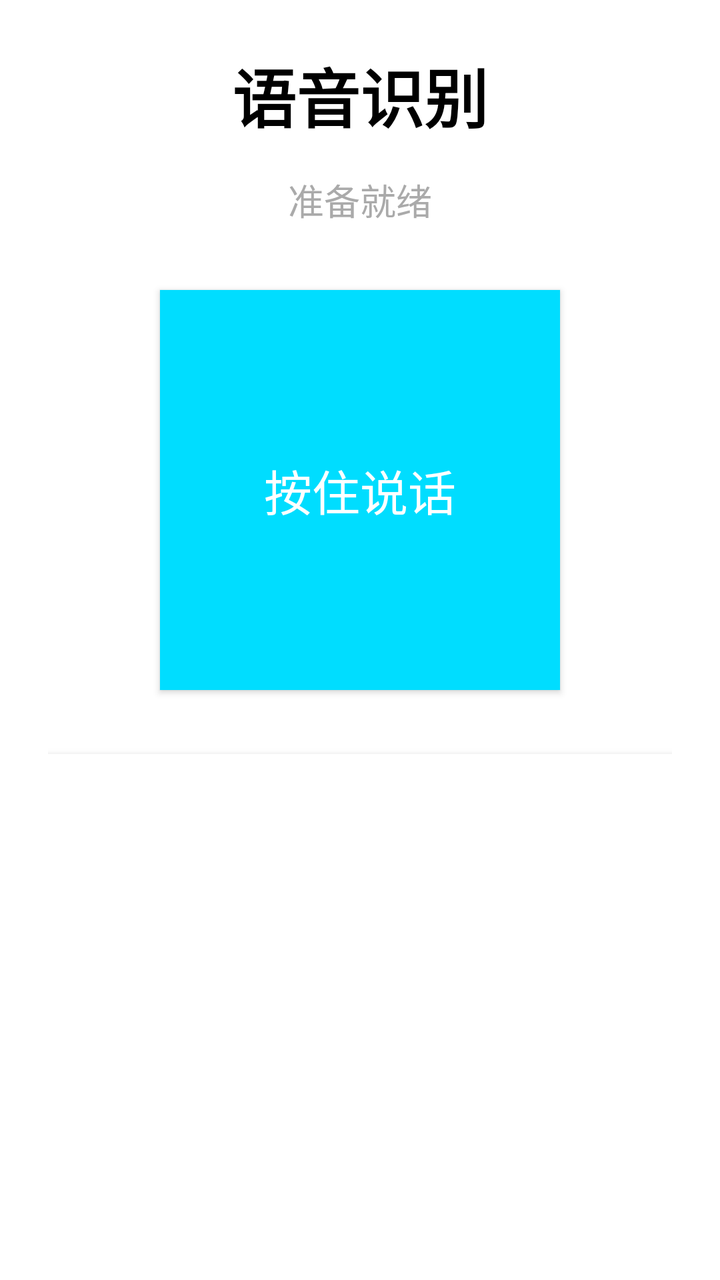
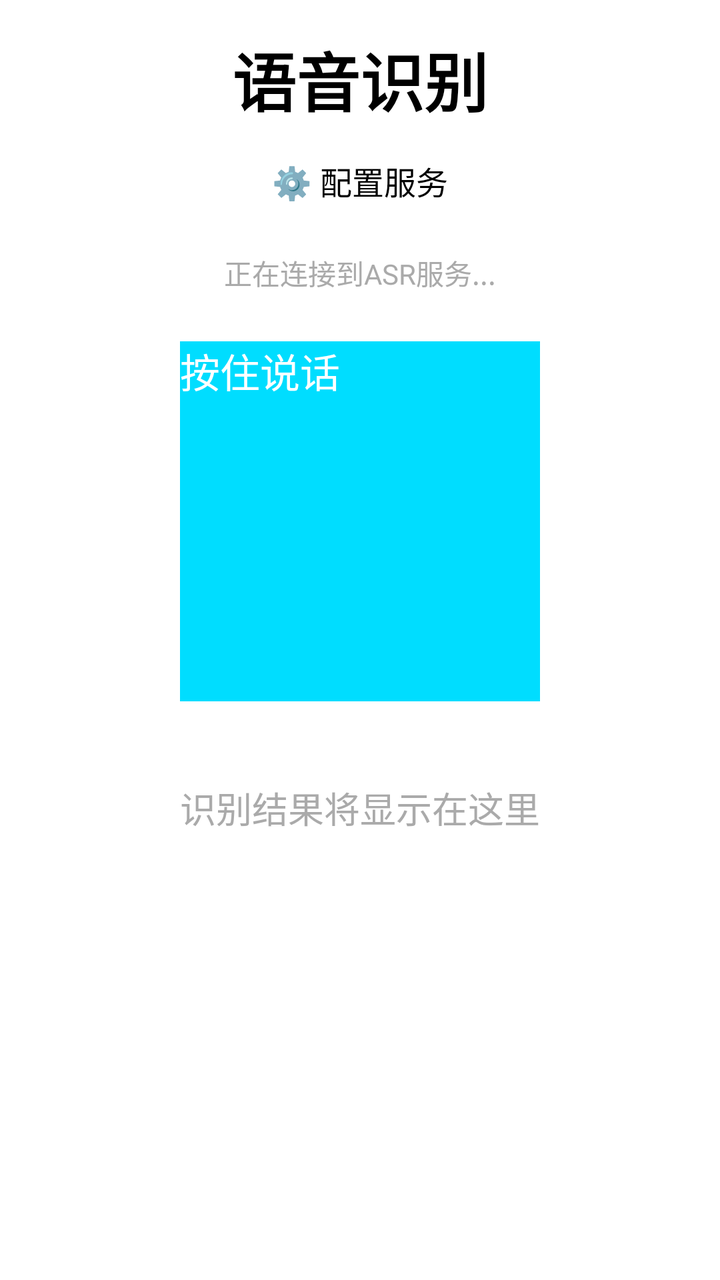

Compare the two renders of this Android layout. The source of the first and the diff that turns it into the second are given below.
<!-- AndroidManifest.xml: activity theme Theme.ASRPressToSpeak -->
<!-- res/layout/activity_main.xml -->
<?xml version="1.0" encoding="utf-8"?>
<LinearLayout xmlns:android="http://schemas.android.com/apk/res/android"
    xmlns:tools="http://schemas.android.com/tools"
    android:layout_width="match_parent"
    android:layout_height="match_parent"
    android:orientation="vertical"
    android:padding="24dp"
    android:gravity="center"
    tools:context=".MainActivity">

    <TextView
        android:id="@+id/tvTitle"
        android:layout_width="wrap_content"
        android:layout_height="wrap_content"
        android:text="语音识别"
        android:textSize="32sp"
        android:textStyle="bold"
        android:layout_marginBottom="16dp"
        android:textColor="@android:color/black" />

    <TextView
        android:id="@+id/tvStatus"
        android:layout_width="wrap_content"
        android:layout_height="wrap_content"
        android:text="准备就绪"
        android:textSize="18sp"
        android:textColor="@android:color/darker_gray"
        android:layout_marginBottom="32dp" />

    <Button
        android:id="@+id/btnPressToSpeak"
        android:layout_width="200dp"
        android:layout_height="200dp"
        android:text="按住说话"
        android:textSize="24sp"
        android:textColor="@android:color/white"
        android:background="@android:color/holo_blue_bright"
        android:elevation="8dp"
        android:layout_marginBottom="32dp" />

    <TextView
        android:id="@+id/tvResult"
        android:layout_width="match_parent"
        android:layout_height="0dp"
        android:layout_weight="1"
        android:text=""
        android:textSize="20sp"
        android:textColor="@android:color/black"
        android:gravity="center"
        android:background="@android:color/white"
        android:padding="16dp"
        android:elevation="4dp" />

</LinearLayout>
<!-- resources referenced by this layout -->
<resources>
  <style name="Theme.ASRPressToSpeak" parent="Theme.MaterialComponents.DayNight.DarkActionBar">
          
          <item name="colorPrimary">@android:color/holo_blue_bright</item>
          <item name="colorPrimaryVariant">@android:color/holo_blue_dark</item>
          <item name="colorOnPrimary">@android:color/white</item>
          
          <item name="colorSecondary">@android:color/teal_light</item>
          <item name="colorSecondaryVariant">@android:color/teal_dark</item>
          <item name="colorOnSecondary">@android:color/black</item>
          
          <item name="android:statusBarColor">?attr/colorPrimaryVariant</item>
          
      </style>
</resources>

<!-- the commit's change to res/layout/activity_main.xml (unified diff, before → after) -->
@@ -4,7 +4,7 @@
     android:layout_width="match_parent"
     android:layout_height="match_parent"
     android:orientation="vertical"
-    android:padding="24dp"
+    android:padding="16dp"
     android:gravity="center"
     tools:context=".MainActivity">
 
@@ -15,28 +15,38 @@
         android:text="语音识别"
         android:textSize="32sp"
         android:textStyle="bold"
+        android:layout_marginBottom="8dp"
+        android:textColor="@android:color/black" />
+
+    <Button
+        android:id="@+id/btnConfig"
+        android:layout_width="wrap_content"
+        android:layout_height="wrap_content"
+        android:text="⚙️ 配置服务"
+        android:textSize="16sp"
         android:layout_marginBottom="16dp"
-        android:textColor="@android:color/black" />
+        android:padding="8dp" />
 
     <TextView
         android:id="@+id/tvStatus"
         android:layout_width="wrap_content"
         android:layout_height="wrap_content"
-        android:text="准备就绪"
-        android:textSize="18sp"
+        android:text="正在连接到ASR服务..."
+        android:textSize="14sp"
         android:textColor="@android:color/darker_gray"
-        android:layout_marginBottom="32dp" />
+        android:layout_marginBottom="24dp"
+        android:gravity="center" />
 
     <Button
         android:id="@+id/btnPressToSpeak"
-        android:layout_width="200dp"
-        android:layout_height="200dp"
+        android:layout_width="180dp"
+        android:layout_height="180dp"
         android:text="按住说话"
-        android:textSize="24sp"
+        android:textSize="20sp"
         android:textColor="@android:color/white"
         android:background="@android:color/holo_blue_bright"
         android:elevation="8dp"
-        android:layout_marginBottom="32dp" />
+        android:layout_marginBottom="24dp" />
 
     <TextView
         android:id="@+id/tvResult"
@@ -44,11 +54,13 @@
         android:layout_height="0dp"
         android:layout_weight="1"
         android:text=""
-        android:textSize="20sp"
+        android:textSize="18sp"
         android:textColor="@android:color/black"
-        android:gravity="center"
+        android:gravity="center|top"
+        android:padding="16dp"
         android:background="@android:color/white"
-        android:padding="16dp"
-        android:elevation="4dp" />
+        android:elevation="4dp"
+        android:hint="识别结果将显示在这里"
+        android:textColorHint="@android:color/darker_gray" />
 
 </LinearLayout>
<!-- resource entries referenced after the edit -->
@@ -1,17 +1,5 @@
 <!-- resources referenced by this layout -->
 <resources>
-  <style name="Theme.ASRPressToSpeak" parent="Theme.MaterialComponents.DayNight.DarkActionBar">
-          
-          <item name="colorPrimary">@android:color/holo_blue_bright</item>
-          <item name="colorPrimaryVariant">@android:color/holo_blue_dark</item>
-          <item name="colorOnPrimary">@android:color/white</item>
-          
-          <item name="colorSecondary">@android:color/teal_light</item>
-          <item name="colorSecondaryVariant">@android:color/teal_dark</item>
-          <item name="colorOnSecondary">@android:color/black</item>
-          
-          <item name="android:statusBarColor">?attr/colorPrimaryVariant</item>
-          
-      </style>
+
 </resources>
 
